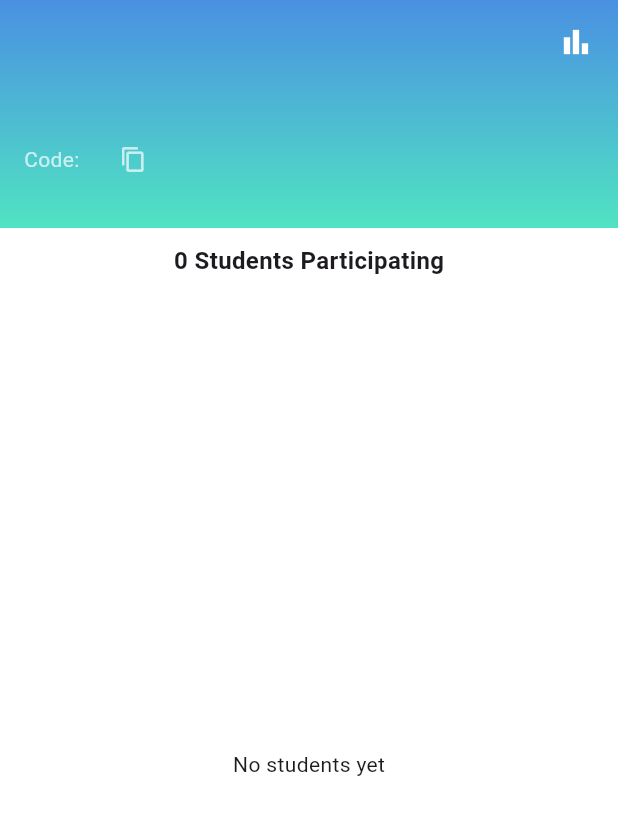
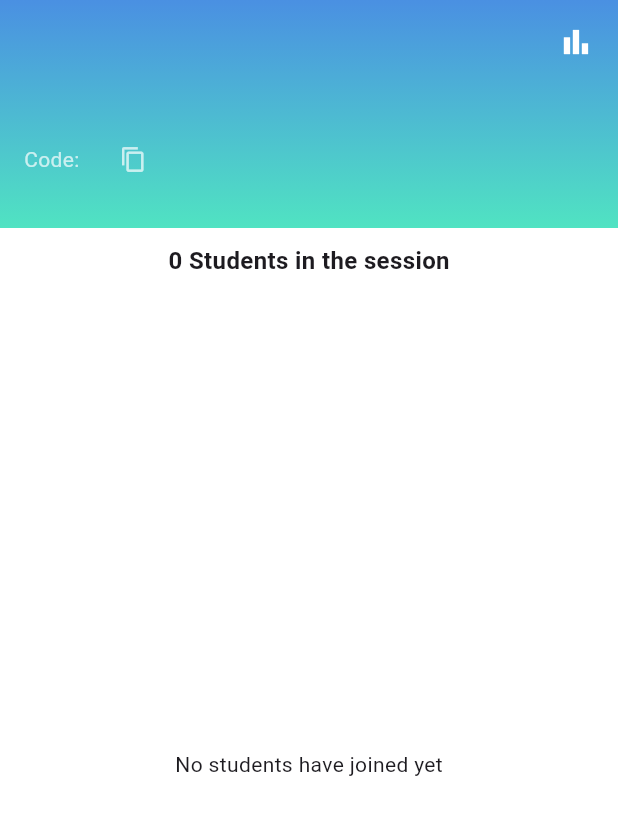
Before and after one commit to Sharif2138/ClassBizz-app, a Flutter app: the SessionScreen screen opened directly with empty values, on a phone screen of 412 x 824 dp. Shown: the top 815 px of the screen. Run offline on Flutter 3.47's test engine with Material 3 defaults, Android fonts, the phone set to English and light mode, and no system bars; our stand-ins replace cloud_firestore, firebase_auth, firebase_core; accounts and stored records are empty; network calls fail.

Commit message:
trying to merge to main

```diff
--- a/lib/screens/shared/session_screen.dart
+++ b/lib/screens/shared/session_screen.dart
@@ -46,7 +46,7 @@ class SessionScreen extends StatelessWidget {
                   }
                   final count = snapshot.data?.length ?? 0;
                   return Text(
-                    '$count Students Participating',
+                    '$count Students in the session',
                     style: const TextStyle(
                       fontSize: 16,
                       fontWeight: FontWeight.bold,
@@ -56,9 +56,6 @@ class SessionScreen extends StatelessWidget {
               ),
               const SizedBox(height: 10),
 
-              // Live attendees list: we use a stream from the provider.
-              // The provider could expose Stream<List<AttendeeModel>> or Stream<QuerySnapshot>.
-              // Here I assume it exposes Stream<List<AttendeeModel>> via attendeesStream(sessionId).
               Expanded(
                 child: StreamBuilder<List<AttendeeModel>>(
                   stream: sessionProvider.attendeeStream(sessionId),
@@ -70,7 +67,7 @@ class SessionScreen extends StatelessWidget {
                     final attendees = attendeesSnapshot.data ?? [];
 
                     if (attendees.isEmpty) {
-                      return const Center(child: Text('No students yet'));
+                      return const Center(child: Text('No students have joined yet'));
                     }
 
                     return GridView.builder(
@@ -80,7 +77,7 @@ class SessionScreen extends StatelessWidget {
                             crossAxisCount: 3,
                             crossAxisSpacing: 10,
                             mainAxisSpacing: 10,
-                            childAspectRatio: 0.9,
+                            childAspectRatio: 0.8,
                           ),
                       itemCount: attendees.length,
                       itemBuilder: (context, index) {
```
Also changed, not shown: lib/screens/lecturer/create_session_screen.dart (deleted, +0 -83 lines), lib/screens/lecturer/lecturer_home_screen.dart (deleted, +0 -338 lines).
